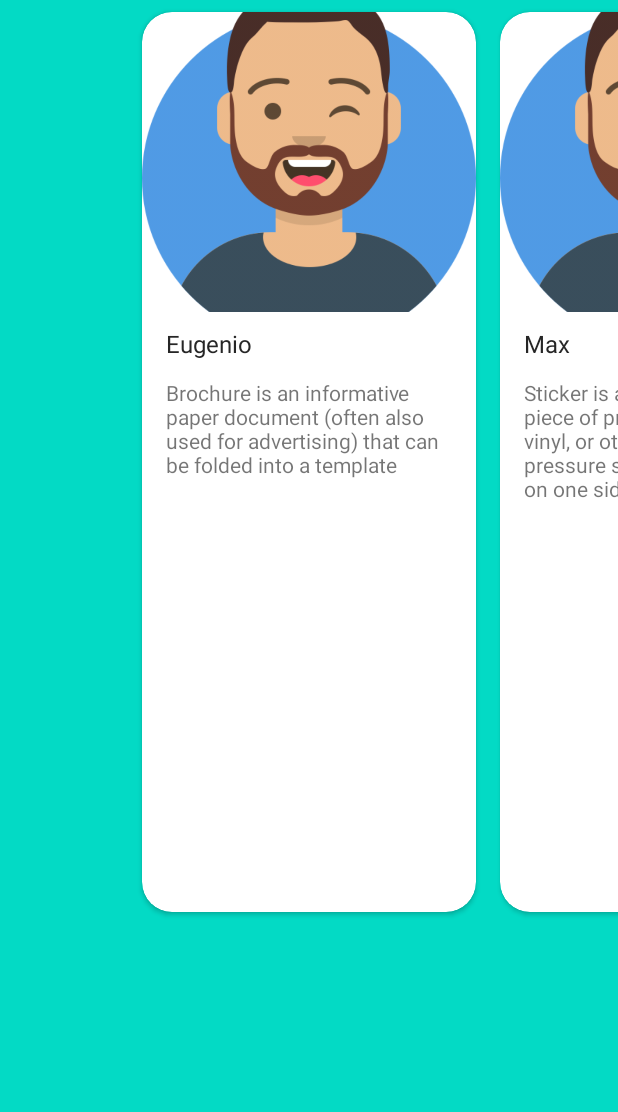
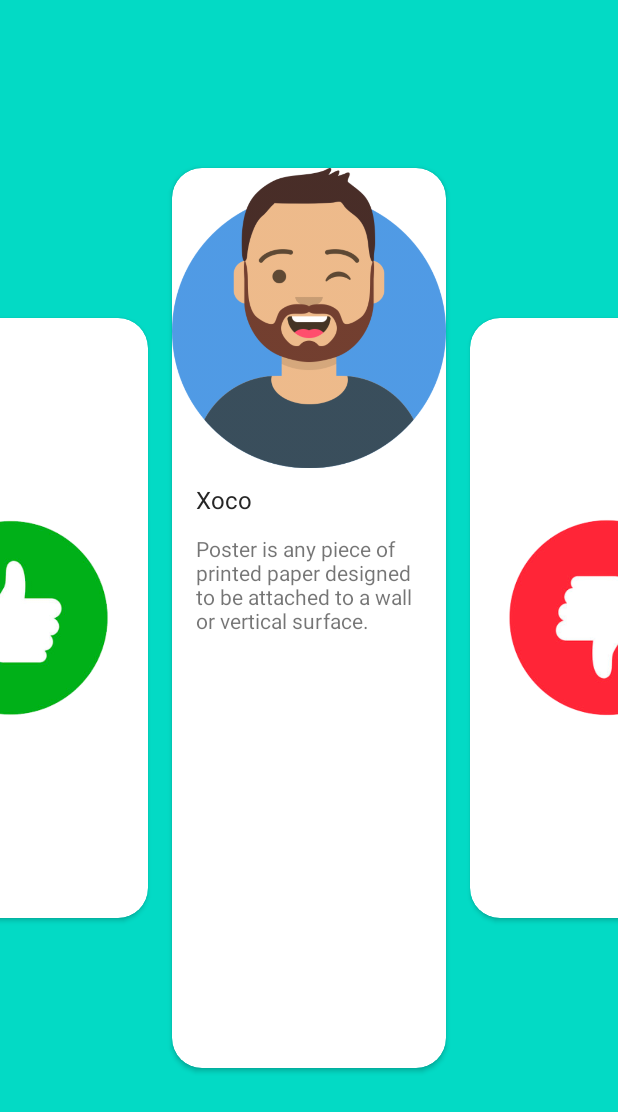
Before and after one commit to KuroHaka/Joiner, an Android app: the SelectorEmpleadosActivity screen opened directly, with no data from a screen before it, on a phone screen of 412 x 824 dp. Shown: the top 1112 px of the screen. Run offline under Robolectric (Android 15) with nearby library versions, the phone set to English and light mode, and no system bars.

Commit message:
Empleados TinderMODEON

```diff
--- a/app/src/main/java/com/example/joiner/SelectorEmpleadosActivity.java
+++ b/app/src/main/java/com/example/joiner/SelectorEmpleadosActivity.java
@@ -1,13 +1,17 @@
 package com.example.joiner;
 
 import android.animation.ArgbEvaluator;
+import android.graphics.Color;
 import android.os.Bundle;
+import android.widget.ImageView;
 
 import androidx.appcompat.app.AppCompatActivity;
 import androidx.viewpager.widget.ViewPager;
 
 import com.example.joiner.interfaz.AdapterEmpleado;
+import com.example.joiner.interfaz.Modelo;
 import com.example.joiner.interfaz.ModeloEmpleado;
+import com.example.joiner.interfaz.ModeloStatus;
 
 import java.util.ArrayList;
 import java.util.List;
@@ -16,7 +20,7 @@ public class SelectorEmpleadosActivity extends AppCompatActivity {
 
     ViewPager viewPager;
     AdapterEmpleado adapter;
-    List<ModeloEmpleado> models;
+    List<Modelo> models;
     Integer[] colors = null;
     ArgbEvaluator argbEvaluator = new ArgbEvaluator();
     @Override
@@ -26,22 +30,21 @@ public class SelectorEmpleadosActivity extends AppCompatActivity {
         setContentView(R.layout.post);
 
         models = new ArrayList<>();
-        models.add(new ModeloEmpleado(R.drawable.fotoperfil, "Eugenio", "Brochure is an informative paper document (often also used for advertising) that can be folded into a template"));
-        models.add(new ModeloEmpleado(R.drawable.fotoperfil, "Max", "Sticker is a type of label: a piece of printed paper, plastic, vinyl, or other material with pressure sensitive adhesive on one side"));
+        models.add(new ModeloStatus(true));
         models.add(new ModeloEmpleado(R.drawable.fotoperfil, "Xoco", "Poster is any piece of printed paper designed to be attached to a wall or vertical surface."));
-        models.add(new ModeloEmpleado(R.drawable.fotoperfil, "Mico", "Business cards are cards bearing business information about a company or individual."));
+        models.add(new ModeloStatus(false));
 
         adapter = new AdapterEmpleado(models, this);
 
         viewPager = findViewById(R.id.viewPager);
         viewPager.setAdapter(adapter);
-        viewPager.setPadding(130, 0, 130, 0);
+        viewPager.setPadding(160, 0, 160, 0);
+        viewPager.setCurrentItem(1);
 
         Integer[] colors_temp = {
+                getResources().getColor(R.color.colorGreen),
                 getResources().getColor(R.color.colorAccent),
-                getResources().getColor(R.color.colorAccent),
-                getResources().getColor(R.color.colorAccent),
-                getResources().getColor(R.color.colorAccent)
+                getResources().getColor(R.color.colorRed)
         };
 
         colors = colors_temp;
@@ -49,6 +52,7 @@ public class SelectorEmpleadosActivity extends AppCompatActivity {
         viewPager.setOnPageChangeListener(new ViewPager.OnPageChangeListener() {
             @Override
             public void onPageScrolled(int position, float positionOffset, int positionOffsetPixels) {
+
 
                 if (position < (adapter.getCount() -1) && position < (colors.length - 1)) {
                     viewPager.setBackgroundColor(
@@ -77,4 +81,6 @@ public class SelectorEmpleadosActivity extends AppCompatActivity {
             }
         });
     }
+
+
 }
--- a/app/src/main/java/com/example/joiner/interfaz/AdapterEmpleado.java
+++ b/app/src/main/java/com/example/joiner/interfaz/AdapterEmpleado.java
@@ -1,13 +1,15 @@
 package com.example.joiner.interfaz;
 
 import android.content.Context;
-import android.content.Intent;
+import android.graphics.Color;
 import android.view.LayoutInflater;
 import android.view.View;
 import android.view.ViewGroup;
 import android.widget.ImageView;
 import android.widget.TextView;
+
 import androidx.annotation.NonNull;
+import androidx.cardview.widget.CardView;
 import androidx.viewpager.widget.PagerAdapter;
 
 import com.example.joiner.R;
@@ -16,11 +18,11 @@ import java.util.List;
 
 public class AdapterEmpleado extends PagerAdapter {
 
-    private List<ModeloEmpleado> models;
+    private List<Modelo> models;
     private LayoutInflater layoutInflater;
     private Context context;
 
-    public AdapterEmpleado(List<ModeloEmpleado> models, Context context) {
+    public AdapterEmpleado(List<Modelo> models, Context context) {
         this.models = models;
         this.context = context;
     }
@@ -39,8 +41,10 @@ public class AdapterEmpleado extends PagerAdapter {
     @Override
     public Object instantiateItem(@NonNull ViewGroup container, final int position) {
         layoutInflater = LayoutInflater.from(context);
+
+        if(models.get(position) instanceof ModeloEmpleado){
             View view = layoutInflater.inflate(R.layout.item, container, false);
-
+            ModeloEmpleado me = (ModeloEmpleado) models.get(position);
             ImageView imageView;
             TextView employerName, desc;
 
@@ -48,13 +52,31 @@ public class AdapterEmpleado extends PagerAdapter {
             employerName = view.findViewById(R.id.employerName);
             desc = view.findViewById(R.id.desc);
 
-        imageView.setImageResource(models.get(position).getImage());
-        employerName.setText(models.get(position).getEmpleadoName());
-        desc.setText(models.get(position).getDesc());
-
+            imageView.setImageResource(me.getImage());
+            employerName.setText(me.getEmpleadoName());
+            desc.setText(me.getDesc());
 
             container.addView(view, 0);
             return view;
+        }
+        else{
+            View view = layoutInflater.inflate(R.layout.status, container, false);
+            ModeloStatus ms = (ModeloStatus) models.get(position);
+            ImageView imageView;
+            CardView cardView;
+            cardView = view.findViewById(R.id.statusCard);
+            imageView = view.findViewById(R.id.thumbs);
+            if(ms.isLike()){
+                imageView.setImageResource(R.drawable.tup);
+            }
+            else{
+                imageView.setImageResource(R.drawable.tdown);
+            }
+
+            container.addView(view, 0);
+            return view;
+        }
+
     }
 
     @Override
--- /dev/null
+++ b/app/src/main/java/com/example/joiner/interfaz/DepthPageTransformer.java
@@ -0,0 +1,42 @@
+package com.example.joiner.interfaz;
+
+import android.view.View;
+
+import androidx.viewpager.widget.ViewPager;
+
+public class DepthPageTransformer implements ViewPager.PageTransformer {
+    private static final float MIN_SCALE = 0.75f;
+
+    public void transformPage(View view, float position) {
+        int pageWidth = view.getWidth();
+
+        if (position < -1) { // [-Infinity,-1)
+            // This page is way off-screen to the left.
+            view.setAlpha(0f);
+
+        } else if (position <= 0) { // [-1,0]
+            // Use the default slide transition when moving to the left page
+            view.setAlpha(1f);
+            view.setTranslationX(0f);
+            view.setScaleX(1f);
+            view.setScaleY(1f);
+
+        } else if (position <= 1) { // (0,1]
+            // Fade the page out.
+            view.setAlpha(1 - position);
+
+            // Counteract the default slide transition
+            view.setTranslationX(pageWidth * -position);
+
+            // Scale the page down (between MIN_SCALE and 1)
+            float scaleFactor = MIN_SCALE
+                    + (1 - MIN_SCALE) * (1 - Math.abs(position));
+            view.setScaleX(scaleFactor);
+            view.setScaleY(scaleFactor);
+
+        } else { // (1,+Infinity]
+            // This page is way off-screen to the right.
+            view.setAlpha(0f);
+        }
+    }
+}
--- /dev/null
+++ b/app/src/main/java/com/example/joiner/interfaz/Modelo.java
@@ -0,0 +1,4 @@
+package com.example.joiner.interfaz;
+
+public abstract class Modelo {
+}
--- a/app/src/main/java/com/example/joiner/interfaz/ModeloEmpleado.java
+++ b/app/src/main/java/com/example/joiner/interfaz/ModeloEmpleado.java
@@ -1,6 +1,6 @@
 package com.example.joiner.interfaz;
 
-public class ModeloEmpleado {
+public class ModeloEmpleado extends Modelo{
     private int image;
     private String empleadoName;
     private String desc;
--- /dev/null
+++ b/app/src/main/java/com/example/joiner/interfaz/ModeloStatus.java
@@ -0,0 +1,17 @@
+package com.example.joiner.interfaz;
+
+public class ModeloStatus extends Modelo{
+    private boolean like;
+
+    public ModeloStatus(boolean like) {
+        this.like = like;
+    }
+
+    public boolean isLike() {
+        return like;
+    }
+
+    public void setLike(boolean like) {
+        this.like = like;
+    }
+}
--- a/app/src/main/res/layout/item.xml
+++ b/app/src/main/res/layout/item.xml
@@ -4,7 +4,9 @@
     xmlns:tools="http://schemas.android.com/tools"
     android:orientation="vertical"
     android:layout_width="match_parent"
-    android:layout_height="match_parent">
+    android:layout_height="match_parent"
+    android:gravity="center_vertical">
+
     <androidx.cardview.widget.CardView
         android:layout_width="match_parent"
         android:layout_height="wrap_content"
--- /dev/null
+++ b/app/src/main/res/layout/status.xml
@@ -0,0 +1,36 @@
+<?xml version="1.0" encoding="utf-8"?>
+<LinearLayout xmlns:android="http://schemas.android.com/apk/res/android"
+    xmlns:tools="http://schemas.android.com/tools"
+    xmlns:app="http://schemas.android.com/apk/res-auto"
+    android:orientation="vertical"
+    android:layout_width="match_parent"
+    android:layout_height="match_parent"
+    android:gravity="center_vertical">
+
+    <androidx.cardview.widget.CardView
+        android:id="@+id/statusCard"
+        android:layout_width="match_parent"
+        android:layout_height="400dp"
+        android:layout_margin="8dp"
+        app:cardCornerRadius="20dp"
+        android:scaleType="centerCrop">
+
+        <RelativeLayout
+            android:layout_width="match_parent"
+            android:layout_height="400dp"
+            android:gravity="center">
+
+            <ImageView
+                android:id="@+id/thumbs"
+                android:layout_width="150dp"
+                android:layout_height="150dp"
+                android:scaleType="centerCrop"
+                tools:srcCompat="@drawable/fotoperfil" />
+
+
+        </RelativeLayout>
+    </androidx.cardview.widget.CardView>
+
+
+
+</LinearLayout>
--- a/app/src/main/res/values/colors.xml
+++ b/app/src/main/res/values/colors.xml
@@ -3,4 +3,6 @@
     <color name="colorPrimary">#6200EE</color>
     <color name="colorPrimaryDark">#3700B3</color>
     <color name="colorAccent">#03DAC5</color>
+    <color name="colorRed">#FF0000</color>
+    <color name="colorGreen">#00FF00</color>
 </resources>
```
Also changed, not shown: app/src/main/res/drawable/tdown.png (added), app/src/main/res/drawable/tup.png (added). Lines whose indentation alone changed are shown as unchanged.
